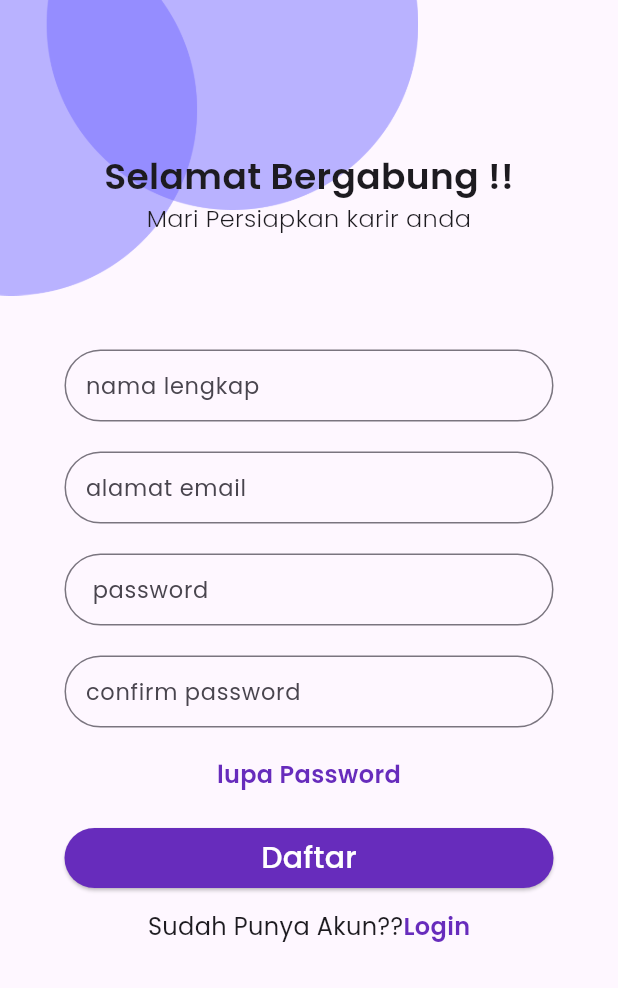
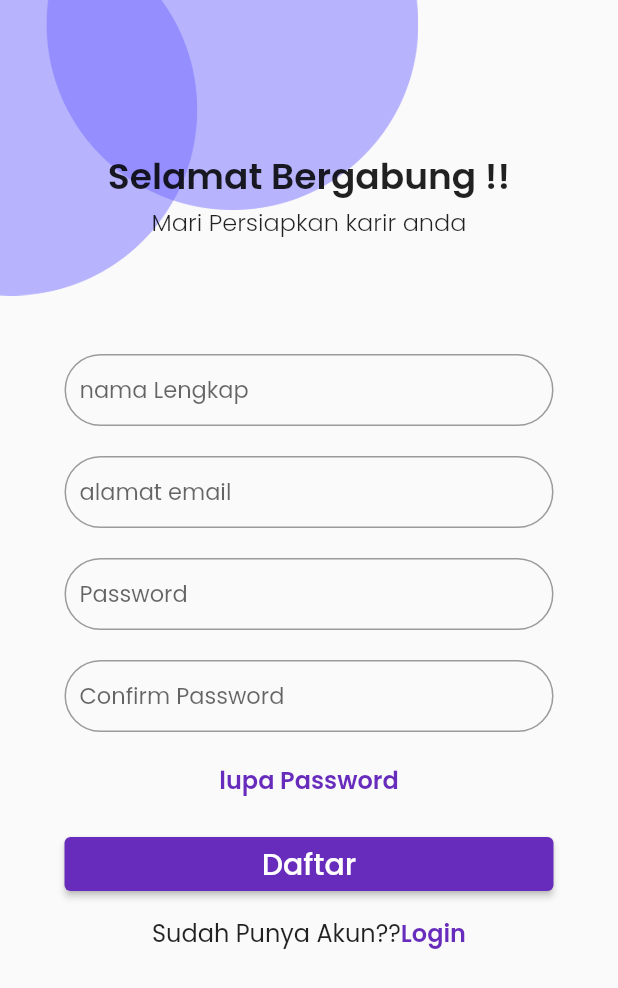
Before and after one commit to fathurdja/flutter3, a Flutter app: the screen it shows after launch, after a tap on "Daftar", on a phone screen of 412 x 824 dp. Shown: the top 988 px of the screen. Run offline on Flutter 3.47's test engine with Material 2 defaults, Android fonts, the phone set to English and light mode, and no system bars; our stand-ins replace shared_preferences.

Commit message:
tambahan fitur login dan persyaratan login

```diff
--- a/lib/main.dart
+++ b/lib/main.dart
@@ -1,39 +1,38 @@
 import 'package:flutter/material.dart';
+import 'package:flutter_application_3/page/beranda.dart';
+import 'package:flutter_application_3/page/daftarPage.dart';
 import 'package:flutter_application_3/page/loginPage.dart';
+import 'package:shared_preferences/shared_preferences.dart';
 
-void main() {
-  runApp(const MyApp());
+void main() async {
+  WidgetsFlutterBinding.ensureInitialized();
+  final SharedPreferences prefs = await SharedPreferences.getInstance();
+  runApp(MyApp(prefs: prefs));
 }
 
 class MyApp extends StatelessWidget {
-  const MyApp({super.key});
-
+  const MyApp({super.key, required this.prefs});
+  final SharedPreferences prefs;
   // This widget is the root of your application.
   @override
   Widget build(BuildContext context) {
+    bool getDataLogin() {
+      final String email = prefs.getString('email') ?? "";
+      final String password = prefs.getString('password') ?? "";
+      final String name = prefs.getString('name') ?? "";
+      return email.isNotEmpty && password.isNotEmpty && name.isNotEmpty;
+    }
+
     return MaterialApp(
       debugShowCheckedModeBanner: false,
-      title: 'Flutter Demo',
-      theme: ThemeData(
-        // This is the theme of your application.
-        //
-        // TRY THIS: Try running your application with "flutter run". You'll see
-        // the application has a blue toolbar. Then, without quitting the app,
-        // try changing the seedColor in the colorScheme below to Colors.green
-        // and then invoke "hot reload" (save your changes or press the "hot
-        // reload" button in a Flutter-supported IDE, or press "r" if you used
-        // the command line to start the app).
-        //
-        // Notice that the counter didn't reset back to zero; the application
-        // state is not lost during the reload. To reset the state, use hot
-        // restart instead.
-        //
-        // This works for code too, not just values: Most code changes can be
-        // tested with just a hot reload.
-        colorScheme: ColorScheme.fromSeed(seedColor: Colors.deepPurple),
-        useMaterial3: true,
-      ),
-      home: LoginPage(),
+      initialRoute: getDataLogin() ? "/beranda" : "/",
+      routes: {
+        "/": (context) => LoginPage(),
+        "/daftar": (context) => DaftarPage(
+              prefs: prefs,
+            ),
+        "/beranda": (context) => berandaPage()
+      },
     );
   }
 }
--- /dev/null
+++ b/lib/page/beranda.dart
@@ -0,0 +1,14 @@
+import 'package:flutter/material.dart';
+
+class berandaPage extends StatelessWidget {
+  const berandaPage({super.key});
+
+  @override
+  Widget build(BuildContext context) {
+    return Scaffold(
+      appBar: AppBar(
+        title: Text("beranda"),
+      ),
+    );
+  }
+}
--- a/lib/page/daftarPage.dart
+++ b/lib/page/daftarPage.dart
@@ -1,14 +1,20 @@
 import 'package:flutter/material.dart';
 import 'package:flutter_application_3/page/loginPage.dart';
+import 'package:shared_preferences/shared_preferences.dart';
 
-class DaftarPage extends StatefulWidget {
-  const DaftarPage({super.key});
+class DaftarPage extends StatelessWidget {
+  DaftarPage({super.key, required this.prefs});
+  final SharedPreferences prefs;
+  void save() async {
+    await prefs.setString("email", nameController.text);
+    await prefs.setString("password", passwordController.text);
+    await prefs.setString("password", emailController.text);
+  }
 
-  @override
-  State<DaftarPage> createState() => _DaftarPageState();
-}
+  final TextEditingController emailController = TextEditingController();
+  final TextEditingController passwordController = TextEditingController();
+  final TextEditingController nameController = TextEditingController();
 
-class _DaftarPageState extends State<DaftarPage> {
   @override
   Widget build(BuildContext context) {
     return Scaffold(
@@ -46,58 +52,30 @@ class _DaftarPageState extends State<DaftarPage> {
               const SizedBox(
                 height: 76,
               ),
-              TextField(
-                decoration: InputDecoration(
-                    hintText: "nama lengkap ",
-                    contentPadding: const EdgeInsets.all(10),
-                    hintStyle: const TextStyle(
-                        fontFamily: 'poppins',
-                        fontSize: 15,
-                        fontWeight: FontWeight.w400),
-                    border: OutlineInputBorder(
-                        borderRadius: BorderRadius.circular(40))),
+              textField(
+                tittle: "nama Lengkap ",
+                controller: nameController,
               ),
               const SizedBox(
                 height: 20,
               ),
-              TextField(
-                decoration: InputDecoration(
-                    hintText: "alamat email ",
-                    contentPadding: const EdgeInsets.all(10),
-                    hintStyle: const TextStyle(
-                        fontFamily: 'poppins',
-                        fontSize: 15,
-                        fontWeight: FontWeight.w400),
-                    border: OutlineInputBorder(
-                        borderRadius: BorderRadius.circular(40))),
+              textField(
+                tittle: "alamat email",
+                controller: emailController,
               ),
               const SizedBox(
                 height: 20,
               ),
-              TextField(
-                decoration: InputDecoration(
-                    hintText: " password",
-                    contentPadding: const EdgeInsets.all(10),
-                    hintStyle: const TextStyle(
-                        fontFamily: 'poppins',
-                        fontSize: 15,
-                        fontWeight: FontWeight.w400),
-                    border: OutlineInputBorder(
-                        borderRadius: BorderRadius.circular(40))),
+              textField(
+                tittle: "Password",
+                controller: passwordController,
               ),
               const SizedBox(
                 height: 20,
               ),
-              TextField(
-                decoration: InputDecoration(
-                    hintText: "confirm password",
-                    contentPadding: const EdgeInsets.all(10),
-                    hintStyle: const TextStyle(
-                        fontFamily: 'poppins',
-                        fontSize: 15,
-                        fontWeight: FontWeight.w400),
-                    border: OutlineInputBorder(
-                        borderRadius: BorderRadius.circular(40))),
+              textField(
+                tittle: "Confirm Password",
+                controller: passwordController,
               ),
               const SizedBox(
                 height: 20,
@@ -115,14 +93,24 @@ class _DaftarPageState extends State<DaftarPage> {
                 height: 20,
               ),
               ElevatedButton(
-                onPressed: () {},
+                onPressed: () {
+                  if (emailController.text.isNotEmpty &&
+                      passwordController.text.isNotEmpty &&
+                      nameController.text.isNotEmpty) {
+                    Navigator.pushReplacementNamed(context, "/beranda");
+                    save();
+                  } else {
+                    ScaffoldMessenger.of(context).showSnackBar(const SnackBar(
+                        content: Text("Semua field  harus diisi")));
+                  }
+                },
+                style: ElevatedButton.styleFrom(
+                    backgroundColor: const Color(0xff672CBC)),
                 child: const Text(
                   "Daftar",
                   style: TextStyle(
                       color: Colors.white, fontFamily: 'Poppins', fontSize: 20),
                 ),
-                style: ElevatedButton.styleFrom(
-                    backgroundColor: const Color(0xff672CBC)),
               ),
               const SizedBox(
                 height: 10,
@@ -162,3 +150,23 @@ class _DaftarPageState extends State<DaftarPage> {
     ));
   }
 }
+
+class textField extends StatelessWidget {
+  const textField({super.key, required this.tittle, required this.controller});
+
+  final String tittle;
+  final TextEditingController controller;
+
+  @override
+  Widget build(BuildContext context) {
+    return TextField(
+      controller: controller,
+      decoration: InputDecoration(
+          hintText: tittle,
+          contentPadding: const EdgeInsets.all(10),
+          hintStyle: const TextStyle(
+              fontFamily: 'poppins', fontSize: 15, fontWeight: FontWeight.w400),
+          border: OutlineInputBorder(borderRadius: BorderRadius.circular(40))),
+    );
+  }
+}
--- a/lib/page/loginPage.dart
+++ b/lib/page/loginPage.dart
@@ -1,5 +1,4 @@
 import 'package:flutter/material.dart';
-import 'daftarPage.dart';
 
 class LoginPage extends StatefulWidget {
   const LoginPage({super.key});
@@ -10,7 +9,8 @@ class LoginPage extends StatefulWidget {
 
 class _LoginPageState extends State<LoginPage> {
   bool ispasswordvisible = true;
-
+  final TextEditingController emailController = TextEditingController();
+  final TextEditingController passController = TextEditingController();
   void tombolPassVisibilty() {
     setState(() {
       ispasswordvisible = !ispasswordvisible;
@@ -54,19 +54,13 @@ class _LoginPageState extends State<LoginPage> {
                 const SizedBox(
                   height: 41,
                 ),
-                TextField(
-                  decoration: InputDecoration(
-                      hintText: "Alamat Email",
-                      contentPadding: const EdgeInsets.all(14),
-                      hintStyle: const TextStyle(
-                          fontSize: 14,
-                          fontFamily: 'Poppins',
-                          fontWeight: FontWeight.w400),
-                      border: OutlineInputBorder(
-                          borderRadius: BorderRadius.circular(40))),
+                textField(
+                  controller: emailController,
+                  tittle: "alamat email",
                 ),
                 const SizedBox(height: 23),
                 TextField(
+                  controller: passController,
                   obscureText: ispasswordvisible,
                   decoration: InputDecoration(
                       suffixIcon: IconButton(
@@ -102,7 +96,16 @@ class _LoginPageState extends State<LoginPage> {
                 ElevatedButton(
                     style: ElevatedButton.styleFrom(
                         backgroundColor: const Color(0xff672CBC)),
-                    onPressed: () {},
+                    onPressed: () {
+                      if (emailController.text.isNotEmpty &&
+                          passController.text.isNotEmpty) {
+                        Navigator.pushReplacementNamed(context, "/beranda");
+                      } else {
+                        ScaffoldMessenger.of(context).showSnackBar(
+                            const SnackBar(
+                                content: Text("semua field harus di isi")));
+                      }
+                    },
                     child: const Text(
                       "Login",
                       style: TextStyle(color: Colors.white),
@@ -122,11 +125,7 @@ class _LoginPageState extends State<LoginPage> {
                     ),
                     InkWell(
                       onTap: () {
-                        Navigator.push(
-                            context,
-                            MaterialPageRoute(
-                              builder: (context) => const DaftarPage(),
-                            ));
+                        Navigator.pushReplacementNamed(context, "/daftar");
                       },
                       child: const Text(
                         "Daftar",
@@ -150,3 +149,22 @@ class _LoginPageState extends State<LoginPage> {
     );
   }
 }
+
+class textField extends StatelessWidget {
+  const textField({super.key, required this.controller, required this.tittle});
+  final String tittle;
+  final TextEditingController controller;
+
+  @override
+  Widget build(BuildContext context) {
+    return TextField(
+      controller: controller,
+      decoration: InputDecoration(
+          hintText: tittle,
+          contentPadding: const EdgeInsets.all(14),
+          hintStyle: const TextStyle(
+              fontSize: 14, fontFamily: 'Poppins', fontWeight: FontWeight.w400),
+          border: OutlineInputBorder(borderRadius: BorderRadius.circular(40))),
+    );
+  }
+}
--- a/pubspec.yaml
+++ b/pubspec.yaml
@@ -46,6 +46,7 @@ dev_dependencies:
   # package. See that file for information about deactivating specific lint
   # rules and activating additional ones.
   flutter_lints: ^2.0.0
+  shared_preferences: ^2.2.0
 
 # For information on the generic Dart part of this file, see the
 # following page: https://dart.dev/tools/pub/pubspec
```
Also changed, not shown: pubspec.lock, 2 other files.
